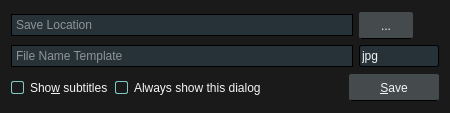
This is src/ui/screenshotdialog.ui in u8sand/Baka-MPlayer as Qt 5 draws it before an edit. The edited form follows.
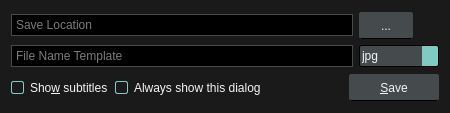
This is the edited form. Icons and pictures are not drawn.

What changed in the file:
```diff
--- a/src/ui/screenshotdialog.ui
+++ b/src/ui/screenshotdialog.ui
@@ -45,8 +45,8 @@
 /* QComboBox */
 
 QComboBox {
-	background: #263238;
-	border: 1px solid black;
+	background: #454A4D;
+	border: 1px solid #000;
 	border-radius: 2px;
 	padding: 2px;
 }
@@ -54,6 +54,7 @@
 	border: 1px solid #7FCAC3;
 }
 QComboBox::drop-down {
+	background: #7FCAC3;
 	border-top-right-radius: 2px;
 	border-bottom-right-radius: 2px;
 }
@@ -64,8 +65,8 @@
 /* QLineEdit */
 
 QLineEdit {
-	background: #263238;
-	border: 1px solid black;
+	background: #000;
+	border: 1px solid #454A4D;
 	padding: 2px;
 }
 QLineEdit:focus {
```
